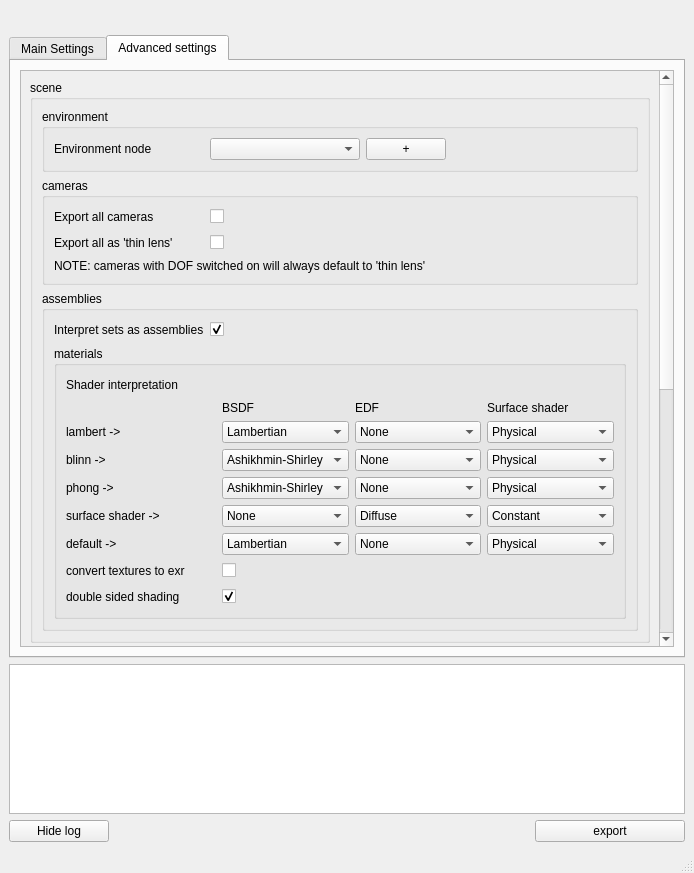
Old version of the form mayaseed.ui in the repository dictoon/mayaseed.
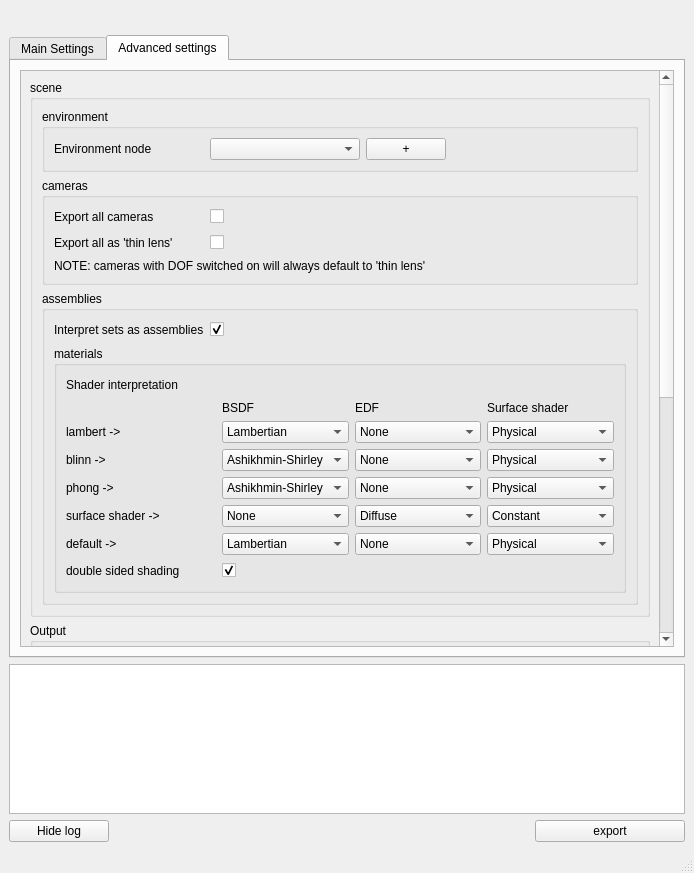
New version of the form. Icons and pictures are not drawn.

Commit message: removed convert to exr checkbox

Patch:
```diff
--- a/mayaseed.ui
+++ b/mayaseed.ui
@@ -194,9 +194,9 @@
            <property name="geometry">
             <rect>
              <x>0</x>
-             <y>-301</y>
+             <y>-368</y>
              <width>607</width>
-             <height>1206</height>
+             <height>1169</height>
             </rect>
            </property>
            <layout class="QVBoxLayout" name="verticalLayout_7">
@@ -1001,55 +1001,6 @@
                        </item>
                       </layout>
                      </item>
-                     <item>
-                      <layout class="QHBoxLayout" name="horizontalLayout_22">
-                       <item>
-                        <widget class="QLabel" name="label_34">
-                         <property name="minimumSize">
-                          <size>
-                           <width>150</width>
-                           <height>0</height>
-                          </size>
-                         </property>
-                         <property name="maximumSize">
-                          <size>
-                           <width>99999</width>
-                           <height>16777215</height>
-                          </size>
-                         </property>
-                         <property name="text">
-                          <string>convert textures to exr</string>
-                         </property>
-                        </widget>
-                       </item>
-                       <item>
-                        <widget class="QCheckBox" name="ms_matConvertTexturesToEXR">
-                         <property name="text">
-                          <string/>
-                         </property>
-                         <property name="checkable">
-                          <bool>false</bool>
-                         </property>
-                         <property name="checked">
-                          <bool>false</bool>
-                         </property>
-                        </widget>
-                       </item>
-                       <item>
-                        <spacer name="horizontalSpacer_21">
-                         <property name="orientation">
-                          <enum>Qt::Horizontal</enum>
-                         </property>
-                         <property name="sizeHint" stdset="0">
-                          <size>
-                           <width>40</width>
-                           <height>20</height>
-                          </size>
-                         </property>
-                        </spacer>
-                       </item>
-                      </layout>
-                     </item>
                      <item>
                       <layout class="QHBoxLayout" name="horizontalLayout_33">
                        <item>
```
The commit also changes 1 other file.
